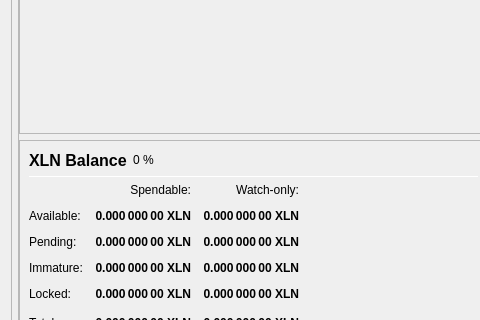
The window that src/qt/forms/overviewpage.ui (MichaelHDesigns/lunarium) describes before a commit, drawn with Qt 5; both pictures show x 0 to 480 and y 189 to 509 of the 978 by 841 pixel window.
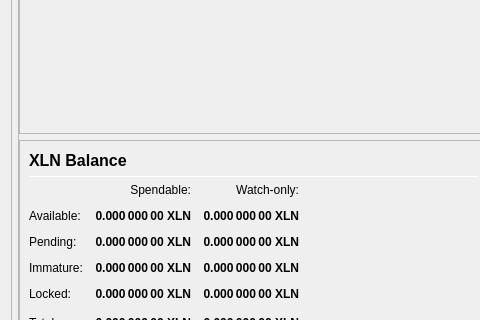
The same window after the commit.

Commit message: Remove balance percentage

Patch:
```diff
--- a/src/qt/forms/overviewpage.ui
+++ b/src/qt/forms/overviewpage.ui
@@ -440,16 +440,6 @@
                          </property>
                         </widget>
                        </item>
-                       <item>
-                        <widget class="QLabel" name="labelXLNPercent">
-                         <property name="text">
-                          <string notr="true">0 %</string>
-                         </property>
-                         <property name="visible">
-                           <bool>false</bool>
-                         </property>
-                        </widget>
-                       </item>
                        <item>
                         <spacer name="horizontalSpacer_3">
                          <property name="orientation">
```
The commit also changes 1 other file.
